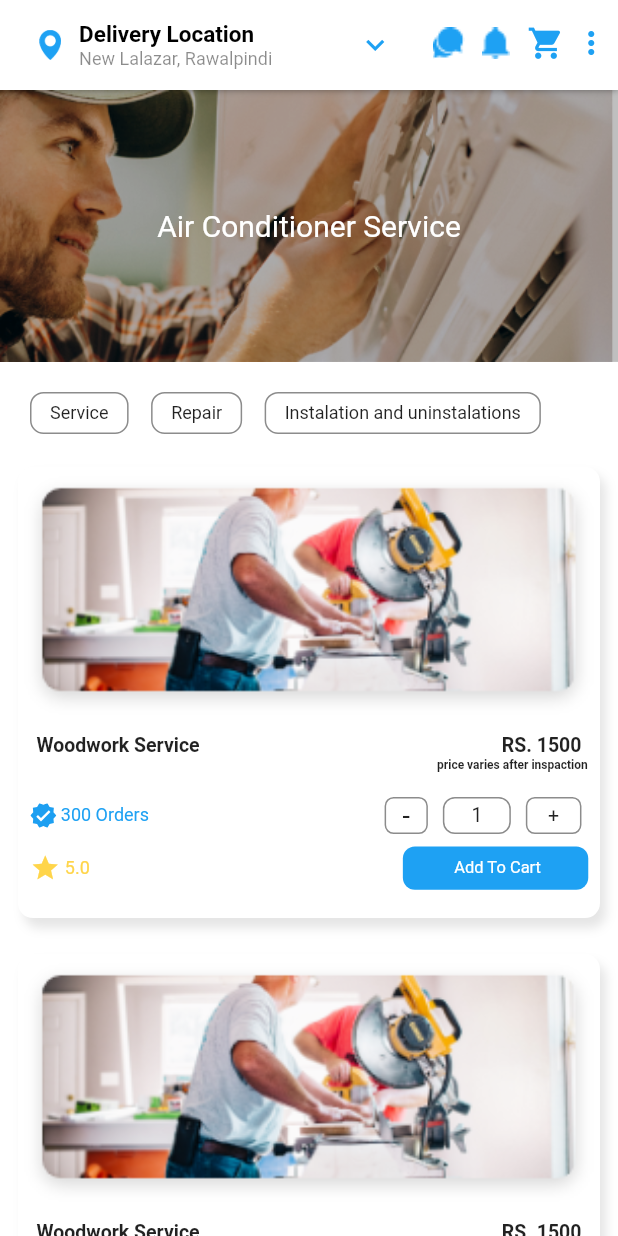
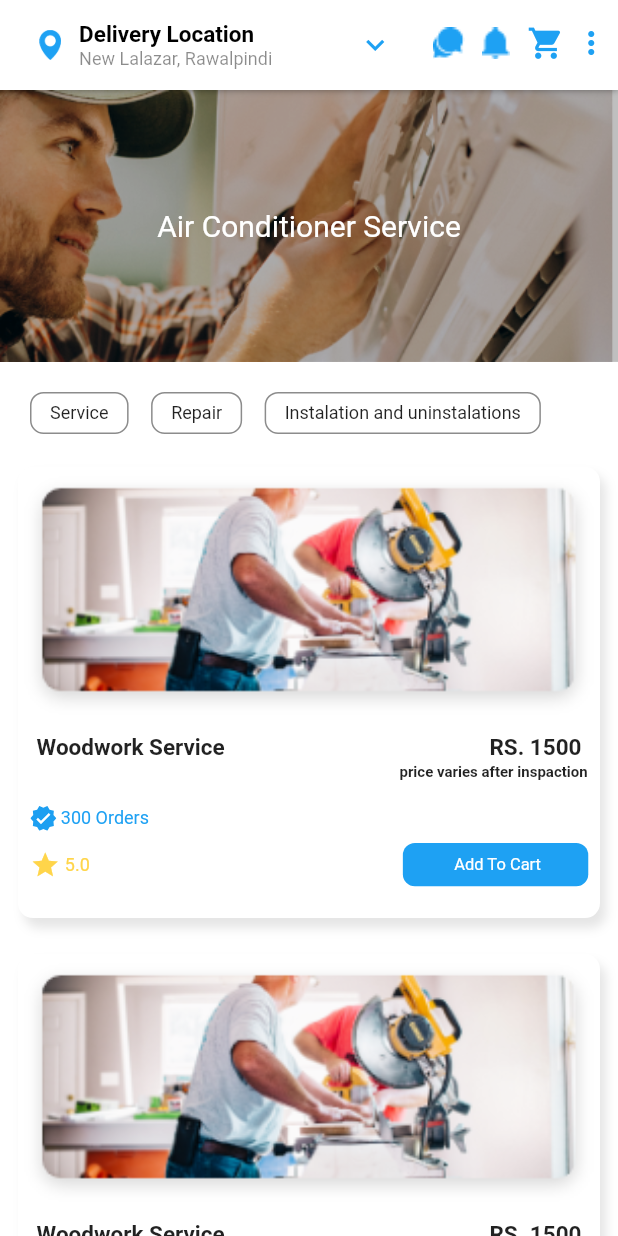
Before and after one commit to WaqasShafi001/frensoo_the_handyman_app, a Flutter app: the AirConditionerServiceScreen screen opened directly, on a phone screen of 412 x 824 dp. Run offline on Flutter 3.47's test engine with Material 2 defaults, Android fonts, the phone set to English and light mode, and no system bars; our stand-ins replace animate_do, country_code_picker, flutter_rating_stars, flutter_svg, geolocator, get and 5 more; missing offline and left inert: flutter_carousel_slider, google_maps_place_picker; accounts and stored records are empty.

```diff
--- a/lib/flow/screens/AirConditionerService.dart
+++ b/lib/flow/screens/AirConditionerService.dart
@@ -190,12 +190,12 @@ class ServiceCard2 extends StatelessWidget {
                     Text(
                       serviceTitle!,
                       style:
-                          TextStyle(fontSize: 13, fontWeight: FontWeight.bold),
+                          TextStyle(fontSize: 15, fontWeight: FontWeight.bold),
                     ),
                     Text(
                       'RS. ${servicePrice!}',
                       style:
-                          TextStyle(fontWeight: FontWeight.bold, fontSize: 13),
+                          TextStyle(fontWeight: FontWeight.bold, fontSize: 15),
                     )
                   ],
                 ),
@@ -211,7 +211,7 @@ class ServiceCard2 extends StatelessWidget {
                     Text(
                       'price varies after inspaction',
                       style:
-                          TextStyle(fontSize: 8, fontWeight: FontWeight.w600),
+                          TextStyle(fontSize: 10, fontWeight: FontWeight.w600),
                     )
                   ],
                 ),
@@ -236,49 +236,49 @@ class ServiceCard2 extends StatelessWidget {
                         )
                       ],
                     ),
-                    Padding(
-                      padding: EdgeInsets.symmetric(horizontal: width * 0.030),
-                      child: Row(
-                        children: [
-                          Container(
-                            child: Center(
-                                child: Text(
-                              '-',
-                              style: TextStyle(fontSize: 18),
-                            )),
-                            decoration: BoxDecoration(
-                                borderRadius: BorderRadius.circular(6),
-                                border: Border.all(color: Colors.black45)),
-                            width: width * 0.070,
-                            height: height * 0.030,
-                          ),
-                          Container(
-                            margin: EdgeInsets.only(left: 10, right: 10),
-                            child: Center(
-                                child: Text(
-                              '1',
-                              style: TextStyle(fontSize: 13),
-                            )),
-                            decoration: BoxDecoration(
-                                borderRadius: BorderRadius.circular(8),
-                                border: Border.all(color: Colors.black45)),
-                            width: width * 0.11,
-                            height: height * 0.030,
-                          ),
-                          Container(
-                              child: Center(
-                                  child: Text(
-                                '+',
-                                style: TextStyle(fontSize: 13),
-                              )),
-                              decoration: BoxDecoration(
-                                  borderRadius: BorderRadius.circular(6),
-                                  border: Border.all(color: Colors.black45)),
-                              width: width * 0.090,
-                              height: height * 0.030),
-                        ],
-                      ),
-                    )
+                    // Padding(
+                    //   padding: EdgeInsets.symmetric(horizontal: width * 0.030),
+                    //   child: Row(
+                    //     children: [
+                    //       Container(
+                    //         child: Center(
+                    //             child: Text(
+                    //           '-',
+                    //           style: TextStyle(fontSize: 18),
+                    //         )),
+                    //         decoration: BoxDecoration(
+                    //             borderRadius: BorderRadius.circular(6),
+                    //             border: Border.all(color: Colors.black45)),
+                    //         width: width * 0.070,
+                    //         height: height * 0.030,
+                    //       ),
+                    //       Container(
+                    //         margin: EdgeInsets.only(left: 10, right: 10),
+                    //         child: Center(
+                    //             child: Text(
+                    //           '1',
+                    //           style: TextStyle(fontSize: 13),
+                    //         )),
+                    //         decoration: BoxDecoration(
+                    //             borderRadius: BorderRadius.circular(8),
+                    //             border: Border.all(color: Colors.black45)),
+                    //         width: width * 0.11,
+                    //         height: height * 0.030,
+                    //       ),
+                    //       Container(
+                    //           child: Center(
+                    //               child: Text(
+                    //             '+',
+                    //             style: TextStyle(fontSize: 13),
+                    //           )),
+                    //           decoration: BoxDecoration(
+                    //               borderRadius: BorderRadius.circular(6),
+                    //               border: Border.all(color: Colors.black45)),
+                    //           width: width * 0.090,
+                    //           height: height * 0.030),
+                    //     ],
+                    //   ),
+                    // )
                   ],
                 ),
               ),
--- a/lib/widgets/appBar.dart
+++ b/lib/widgets/appBar.dart
@@ -83,8 +83,7 @@ customAppbar() {
                           ],
                         ),
                       ),
-                                                  Icon(Icons.keyboard_arrow_down, color: AppColors.blue),
-
+                      Icon(Icons.keyboard_arrow_down, color: AppColors.blue),
                     ],
                   ),
                 ),
```
